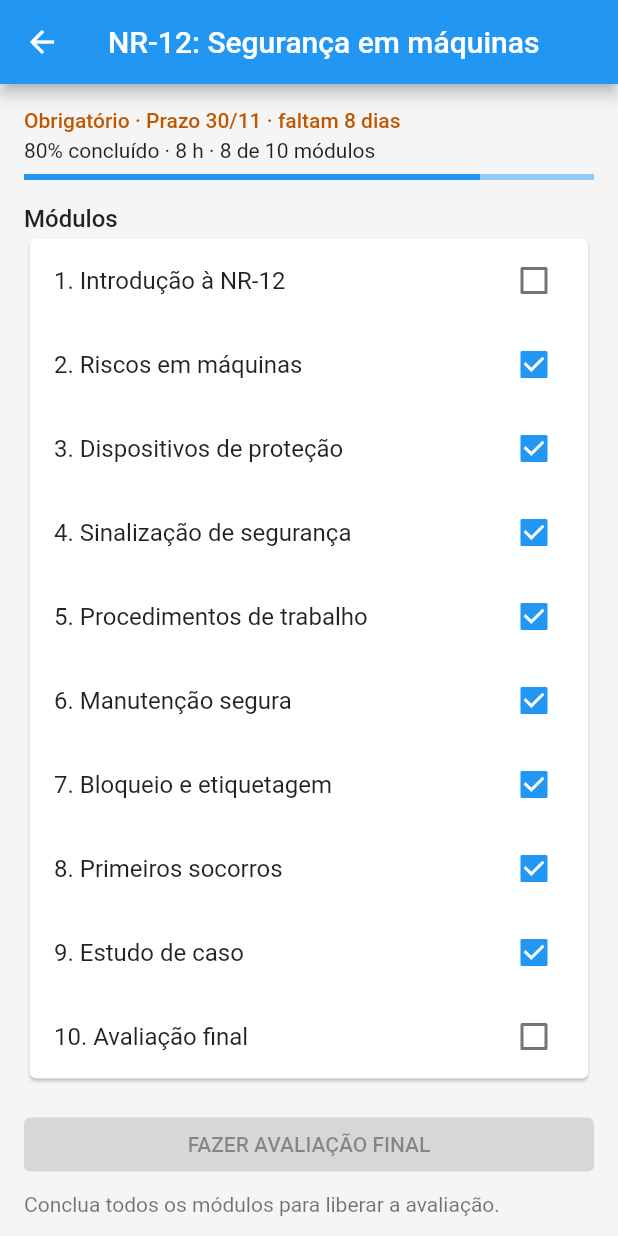
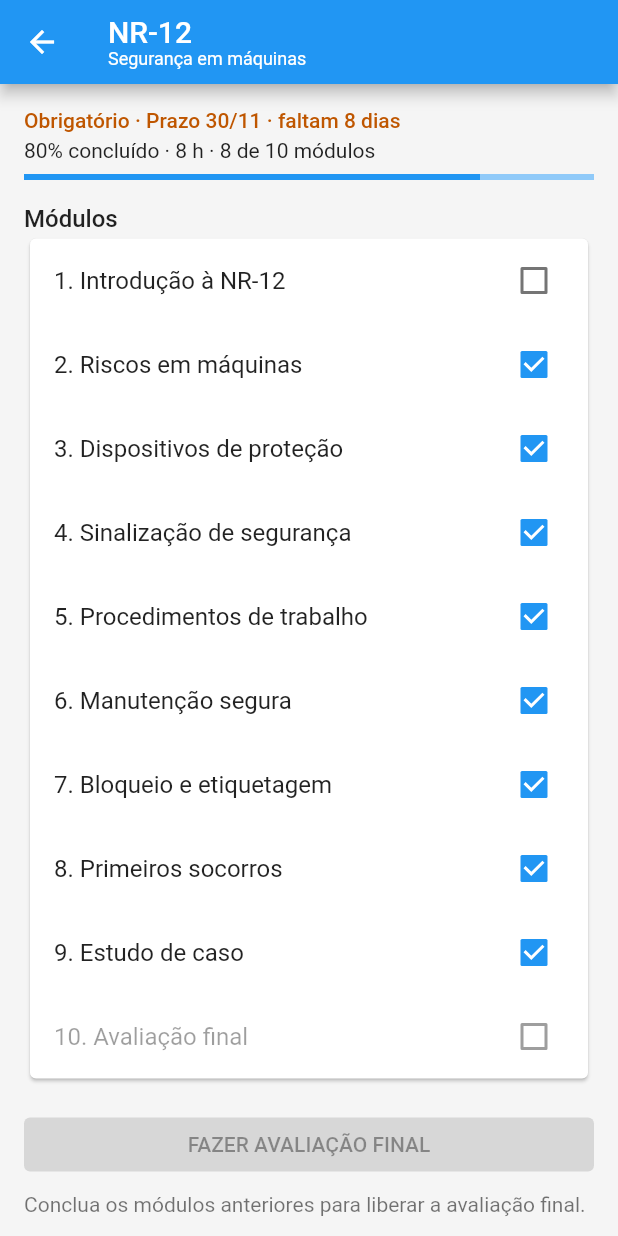
Before and after one commit to PauloAV/constancia, a Flutter app: the DetalhePage screen opened directly with sample values from the repository, after a tap on an icon or button, on a phone screen of 412 x 824 dp. Run offline on Flutter 3.47's test engine with Material 3 defaults, Android fonts, the phone set to English and light mode, and no system bars; our stand-ins replace material_ui, shared_preferences; accounts and stored records are empty.

Commit message:
Correções do Figma, avaliação final e material_ui

```diff
--- a/lib/estado.dart
+++ b/lib/estado.dart
@@ -56,10 +56,10 @@ class AppState extends ChangeNotifier {
     final hoje = DateTime.now();
 
     usuario = Usuario(nome: 'Ana Souza', cargo: 'Analista de Compras');
-    prata = 84;
+    prata = 86;
     ouro = 2;
-    recordeBase = 12;
-    metasCumpridas = 47;
+    recordeBase = 15;
+    metasCumpridas = 37;
     ultimoDia = chaveDia(hoje);
     bonusDias = [];
 
@@ -131,6 +131,53 @@ class AppState extends ChangeNotifier {
         inscrito: true,
         concluido: true,
         nota: 10,
+        concluidoEm: DateTime(2026, 9, 15),
+      ),
+      Treinamento(
+        nome: 'LGPD',
+        horas: 4,
+        obrigatorio: true,
+        modulos: criarModulos([
+          'Introdução à LGPD',
+          'Dados pessoais',
+          'Direitos do titular',
+          'Avaliação final',
+        ], 4),
+        perguntas: perguntasPadrao(),
+        inscrito: true,
+        concluido: true,
+        nota: 9,
+        concluidoEm: DateTime(2026, 8, 20),
+      ),
+      Treinamento(
+        nome: 'Segurança da informação',
+        horas: 4,
+        modulos: criarModulos([
+          'Senhas',
+          'Phishing',
+          'Dispositivos',
+          'Avaliação final',
+        ], 4),
+        perguntas: perguntasPadrao(),
+        inscrito: true,
+        concluido: true,
+        nota: 8.5,
+        concluidoEm: DateTime(2026, 10, 8),
+      ),
+      Treinamento(
+        nome: 'Atendimento ao cliente',
+        horas: 4,
+        modulos: criarModulos([
+          'Postura',
+          'Comunicação',
+          'Casos práticos',
+          'Avaliação final',
+        ], 4),
+        perguntas: perguntasPadrao(),
+        inscrito: true,
+        concluido: true,
+        nota: 10,
+        concluidoEm: DateTime(2026, 6, 12),
       ),
       Treinamento(
         nome: 'Excel intermediário',
@@ -188,7 +235,8 @@ class AppState extends ChangeNotifier {
   }
 
   List<Modulo> modulosNumerados(int total, int feitos) {
-    final nomes = List.generate(total, (i) => 'Módulo ${i + 1}');
+    final nomes = List.generate(
+        total, (i) => i == total - 1 ? 'Avaliação final' : 'Módulo ${i + 1}');
     return criarModulos(nomes, feitos);
   }
 
@@ -318,18 +366,28 @@ class AppState extends ChangeNotifier {
     } else if (diasCompletos.contains(hoje)) {
       diasCompletos.remove(hoje);
       if (bonusDias.contains(hoje)) {
-        prata -= 5;
+        prata = max(0, prata - 5);
         bonusDias.remove(hoje);
       }
     }
   }
 
-  void alternarMeta(Meta meta) {
+  // devolve o texto do erro, ou null se deu certo
+  String? alternarMeta(Meta meta) {
+    if (meta.feita) {
+      // desmarcar tira a prata da meta (e o bônus do dia, se ele foi dado)
+      final custo = bonusHoje ? 6 : 1;
+      if (prata < custo) {
+        return 'Você já usou essa prata em um resgate. Não dá para desmarcar agora.';
+      }
+    }
+
     meta.feita = !meta.feita;
     prata += meta.feita ? 1 : -1;
     metasCumpridas += meta.feita ? 1 : -1;
     atualizarOfensiva();
     mudou();
+    return null;
   }
 
   // devolve o texto do erro, ou null se deu certo
@@ -378,13 +436,18 @@ class AppState extends ChangeNotifier {
 
   void alternarModulo(Treinamento t, int indice) {
     if (t.concluido) return;
+    if (indice == t.modulos.length - 1) return; // avaliação final
     t.modulos[indice].feito = !t.modulos[indice].feito;
     mudou();
   }
 
   void concluir(Treinamento t, double nota) {
+    for (final m in t.modulos) {
+      m.feito = true; // a avaliação final foi feita
+    }
     t.concluido = true;
     t.nota = nota;
+    t.concluidoEm = DateTime.now();
     ouro += 1;
     mudou();
   }
--- a/lib/modelos.dart
+++ b/lib/modelos.dart
@@ -79,6 +79,7 @@ class Treinamento {
   bool inscrito;
   bool concluido;
   double? nota;
+  DateTime? concluidoEm;
 
   Treinamento({
     required this.nome,
@@ -90,11 +91,20 @@ class Treinamento {
     this.inscrito = false,
     this.concluido = false,
     this.nota,
+    this.concluidoEm,
   });
 
   int get modulosFeitos => modulos.where((m) => m.feito).length;
 
-  bool get todosFeitos => modulosFeitos == modulos.length;
+  // o último módulo é a própria avaliação final: só os anteriores liberam o botão
+  bool get liberaAvaliacao =>
+      modulos.take(modulos.length - 1).every((m) => m.feito);
+
+  // "NR-12: Segurança em máquinas" vira "NR-12" e "Segurança em máquinas"
+  String get tituloCurto => nome.contains(': ') ? nome.split(': ').first : nome;
+
+  String? get subtituloNome =>
+      nome.contains(': ') ? nome.substring(nome.indexOf(': ') + 2) : null;
 
   int get porcentagem => (modulosFeitos / modulos.length * 100).round();
 
@@ -122,6 +132,7 @@ class Treinamento {
         'inscrito': inscrito,
         'concluido': concluido,
         'nota': nota,
+        'concluidoEm': concluidoEm?.toIso8601String(),
       };
 
   factory Treinamento.fromJson(Map<String, dynamic> json) {
@@ -136,6 +147,9 @@ class Treinamento {
       inscrito: json['inscrito'],
       concluido: json['concluido'],
       nota: (json['nota'] as num?)?.toDouble(),
+      concluidoEm: json['concluidoEm'] == null
+          ? null
+          : DateTime.parse(json['concluidoEm']),
     );
   }
 }
--- a/lib/telas.dart
+++ b/lib/telas.dart
@@ -1,4 +1,4 @@
-import 'package:flutter/material.dart';
+import 'package:material_ui/material_ui.dart';
 import 'estado.dart';
 import 'modelos.dart';
 import 'tema.dart';
@@ -8,6 +8,14 @@ const tituloSecao = TextStyle(fontSize: 16, fontWeight: FontWeight.w500);
 void mostrarAviso(BuildContext context, String texto) {
   ScaffoldMessenger.of(context).hideCurrentSnackBar();
   ScaffoldMessenger.of(context).showSnackBar(SnackBar(content: Text(texto)));
+}
+
+String mesAno(DateTime d) {
+  const meses = [
+    'jan', 'fev', 'mar', 'abr', 'mai', 'jun',
+    'jul', 'ago', 'set', 'out', 'nov', 'dez'
+  ];
+  return '${meses[d.month - 1]}/${d.year}';
 }
 
 String formatarNota(double nota) {
@@ -102,7 +110,11 @@ class InicioTab extends StatelessWidget {
                             title: Text(meta.nome),
                             subtitle: const Text('Vale 1 moeda de prata'),
                             onChanged: (_) {
-                              estado.alternarMeta(meta);
+                              final erro = estado.alternarMeta(meta);
+                              if (erro != null) {
+                                mostrarAviso(context, erro);
+                                return;
+                              }
                               mostrarAviso(
                                 context,
                                 meta.feita
@@ -125,9 +137,18 @@ class InicioTab extends StatelessWidget {
                     )
                   : ListTile(
                       title: Text(atual.nome),
-                      subtitle: Text(
-                          '${atual.obrigatorio ? "Obrigatório · ${atual.textoPrazo}" : "Opcional"}\n'
-                          '${atual.porcentagem}% · ${atual.modulosFeitos} de ${atual.modulos.length} módulos'),
+                      subtitle: Column(
+                        crossAxisAlignment: CrossAxisAlignment.start,
+                        children: [
+                          Text(
+                              '${atual.obrigatorio ? "Obrigatório · ${atual.textoPrazo}" : "Opcional"}\n'
+                              '${atual.porcentagem}% · ${atual.modulosFeitos} de ${atual.modulos.length} módulos'),
+                          const SizedBox(height: 6),
+                          LinearProgressIndicator(
+                            value: atual.modulosFeitos / atual.modulos.length,
+                          ),
+                        ],
+                      ),
                       isThreeLine: true,
                       trailing: const Icon(Icons.chevron_right),
                       onTap: () {
@@ -310,7 +331,18 @@ class DetalhePage extends StatelessWidget {
   @override
   Widget build(BuildContext context) {
     return Scaffold(
-      appBar: AppBar(title: Text(t.nome)),
+      appBar: AppBar(
+        title: Column(
+          crossAxisAlignment: CrossAxisAlignment.start,
+          children: [
+            Text(t.tituloCurto),
+            if (t.subtituloNome != null)
+              Text(t.subtituloNome!,
+                  style: const TextStyle(
+                      fontSize: 12, fontWeight: FontWeight.normal)),
+          ],
+        ),
+      ),
       body: ListenableBuilder(
         listenable: estado,
         builder: (context, _) {
@@ -337,7 +369,8 @@ class DetalhePage extends StatelessWidget {
                       CheckboxListTile(
                         value: t.modulos[i].feito,
                         title: Text('${i + 1}. ${t.modulos[i].nome}'),
-                        onChanged: t.concluido
+                        // o último módulo é a avaliação final: não se marca à mão
+                        onChanged: (t.concluido || i == t.modulos.length - 1)
                             ? null
                             : (_) => estado.alternarModulo(t, i),
                       ),
@@ -346,7 +379,7 @@ class DetalhePage extends StatelessWidget {
               ),
               const SizedBox(height: 16),
               ElevatedButton(
-                onPressed: (t.concluido || !t.todosFeitos)
+                onPressed: (t.concluido || !t.liberaAvaliacao)
                     ? null
                     : () {
                         Navigator.push(
@@ -356,10 +389,10 @@ class DetalhePage extends StatelessWidget {
                       },
                 child: const Text('FAZER AVALIAÇÃO FINAL'),
               ),
-              if (!t.todosFeitos && !t.concluido)
+              if (!t.liberaAvaliacao && !t.concluido)
                 const Padding(
                   padding: EdgeInsets.only(top: 8),
-                  child: Text('Conclua todos os módulos para liberar a avaliação.',
+                  child: Text('Conclua os módulos anteriores para liberar a avaliação final.',
                       style: TextStyle(color: Colors.black54)),
                 ),
             ],
@@ -657,7 +690,7 @@ class PerfilPage extends StatelessWidget {
                 subtitle: Text(estado.usuario.cargo),
               ),
               const SizedBox(height: 8),
-              const Text('Estatísticas', style: tituloSecao),
+              const Text('Estatísticas do mês', style: tituloSecao),
               Card(
                 child: Column(
                   children: [
@@ -684,6 +717,9 @@ class PerfilPage extends StatelessWidget {
                           for (final t in concluidos)
                             ListTile(
                               title: Text(t.nome),
+                              subtitle: t.concluidoEm == null
+                                  ? null
+                                  : Text('Concluído em ${mesAno(t.concluidoEm!)}'),
                               trailing: TextButton(
                                 child: const Text('BAIXAR'),
                                 onPressed: () => mostrarAviso(
--- a/lib/telas_rh.dart
+++ b/lib/telas_rh.dart
@@ -1,4 +1,4 @@
-import 'package:flutter/material.dart';
+import 'package:material_ui/material_ui.dart';
 import 'estado.dart';
 import 'modelos.dart';
 import 'tema.dart';
--- a/lib/tema.dart
+++ b/lib/tema.dart
@@ -1,4 +1,4 @@
-import 'package:flutter/material.dart';
+import 'package:material_ui/material_ui.dart';
 
 const azul = Color(0xFF1565C0);
 const verde = Color(0xFF2E7D32);
--- a/pubspec.yaml
+++ b/pubspec.yaml
@@ -4,11 +4,12 @@ publish_to: 'none'
 version: 1.0.0+1
 
 environment:
-  sdk: '>=3.0.0 <4.0.0'
+  sdk: '>=3.13.0 <4.0.0'
 
 dependencies:
   flutter:
     sdk: flutter
+  material_ui: ^1.11.0
   shared_preferences: ^2.2.0
 
 dev_dependencies:
```
Also changed, not shown: lib/main.dart (+10 -2 lines), pubspec.lock.
